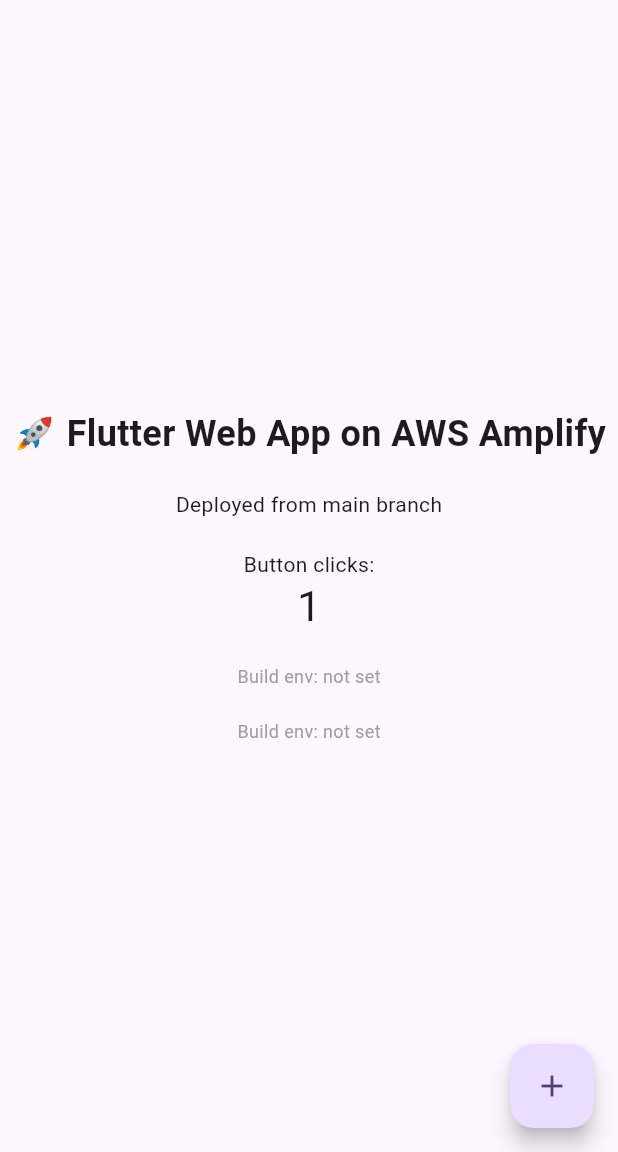
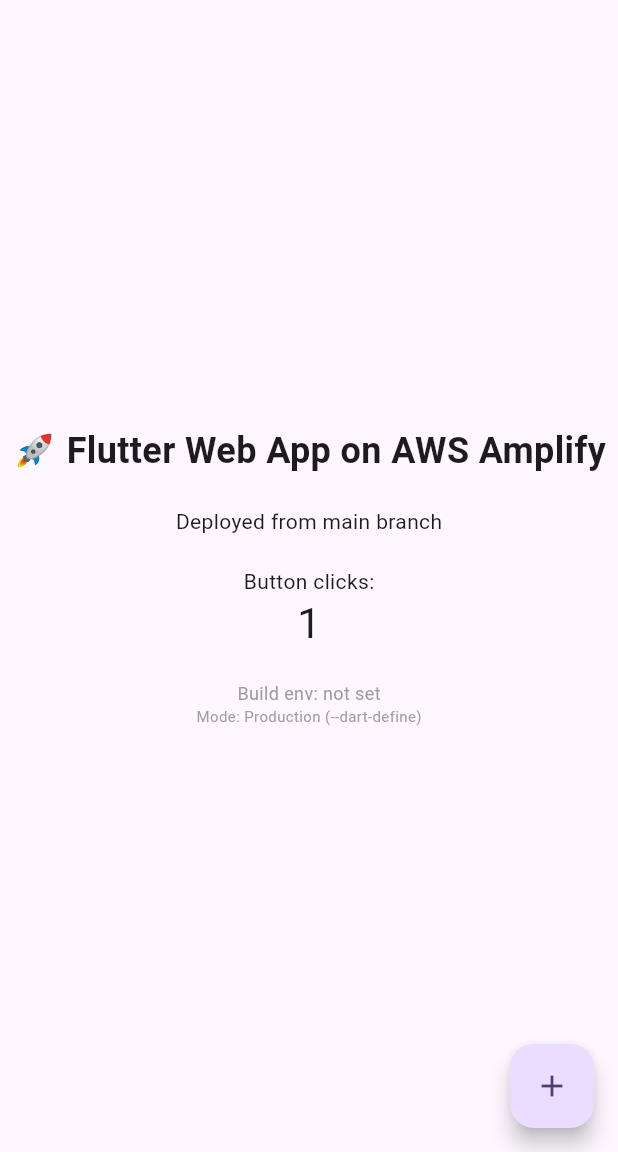
Before and after one commit to Yutama-ops/flutter-amplify-web-demo, a Flutter app: the screen it shows after launch, after a tap on the "add" icon, on a phone screen of 412 x 824 dp, the part 84-1236 px from its top. Run offline on Flutter 3.47's test engine with Material 3 defaults, Android fonts, the phone set to English and light mode, and no system bars; our stand-ins replace flutter_dotenv.

Commit message:
Add .env support for local development
- Add flutter_dotenv dependency
- Create Config class that handles both .env and --dart-define
- Update main.dart to use Config class with mode indicator
- Add .env to .gitignore and create .env.example
- Support for seamless local/production environment switching

```diff
--- /dev/null
+++ b/lib/config.dart
@@ -0,0 +1,42 @@
+import 'package:flutter_dotenv/flutter_dotenv.dart';
+
+class Config {
+  static Future<void> initialize() async {
+    try {
+      // Try to load .env file (for local development)
+      await dotenv.load(fileName: ".env");
+    } catch (e) {
+      // .env file not found or couldn't be loaded (likely in production)
+      print('No .env file found, using --dart-define values');
+    }
+  }
+
+  /// Get environment variable from either .env file or --dart-define
+  static String get flutterWeb {
+    // First try --dart-define (used in production/Amplify)
+    const dartDefineValue = String.fromEnvironment('FLUTTER_WEB');
+    if (dartDefineValue.isNotEmpty) {
+      return dartDefineValue;
+    }
+
+    // Then try .env file (used in local development)
+    return dotenv.env['FLUTTER_WEB'] ?? 'not set';
+  }
+
+  /// Get any environment variable by key
+  static String getEnv(String key, {String defaultValue = 'not set'}) {
+    // First try --dart-define
+    const dartDefineValue = String.fromEnvironment(key);
+    if (dartDefineValue.isNotEmpty) {
+      return dartDefineValue;
+    }
+
+    // Then try .env file
+    return dotenv.env[key] ?? defaultValue;
+  }
+
+  /// Check if we're in development mode (has .env file)
+  static bool get isDevelopment {
+    return dotenv.env.isNotEmpty;
+  }
+}
--- a/lib/main.dart
+++ b/lib/main.dart
@@ -1,6 +1,9 @@
 import 'package:flutter/material.dart';
+import 'config.dart';
 
-void main() {
+void main() async {
+  WidgetsFlutterBinding.ensureInitialized();
+  await Config.initialize();
   runApp(const MyApp());
 }
 
@@ -118,13 +121,12 @@
             ),
             const SizedBox(height: 20),
             Text(
-              'Build env: ${const String.fromEnvironment('FLUTTER_WEB', defaultValue: 'not set')}',
+              'Build env: ${Config.flutterWeb}',
               style: const TextStyle(fontSize: 12, color: Colors.grey),
             ),
-            const SizedBox(height: 20),
             Text(
-              'Build env: ${const String.fromEnvironment('FLUTTER_WEB', defaultValue: 'not set')}',
-              style: const TextStyle(fontSize: 12, color: Colors.grey),
+              'Mode: ${Config.isDevelopment ? 'Development (.env)' : 'Production (--dart-define)'}',
+              style: const TextStyle(fontSize: 10, color: Colors.grey),
             ),
           ],
         ),
--- a/pubspec.yaml
+++ b/pubspec.yaml
@@ -34,6 +34,7 @@
   # The following adds the Cupertino Icons font to your application.
   # Use with the CupertinoIcons class for iOS style icons.
   cupertino_icons: ^1.0.8
+  flutter_dotenv: ^5.2.1
 
 dev_dependencies:
   flutter_test:
@@ -58,9 +59,8 @@
   uses-material-design: true
 
   # To add assets to your application, add an assets section, like this:
-  # assets:
-  #   - images/a_dot_burr.jpeg
-  #   - images/a_dot_ham.jpeg
+  assets:
+    - .env
 
   # An image asset can refer to one or more resolution-specific "variants", see
   # https://flutter.dev/to/resolution-aware-images
```
Also changed, not shown: pubspec.lock, 2 other files.
